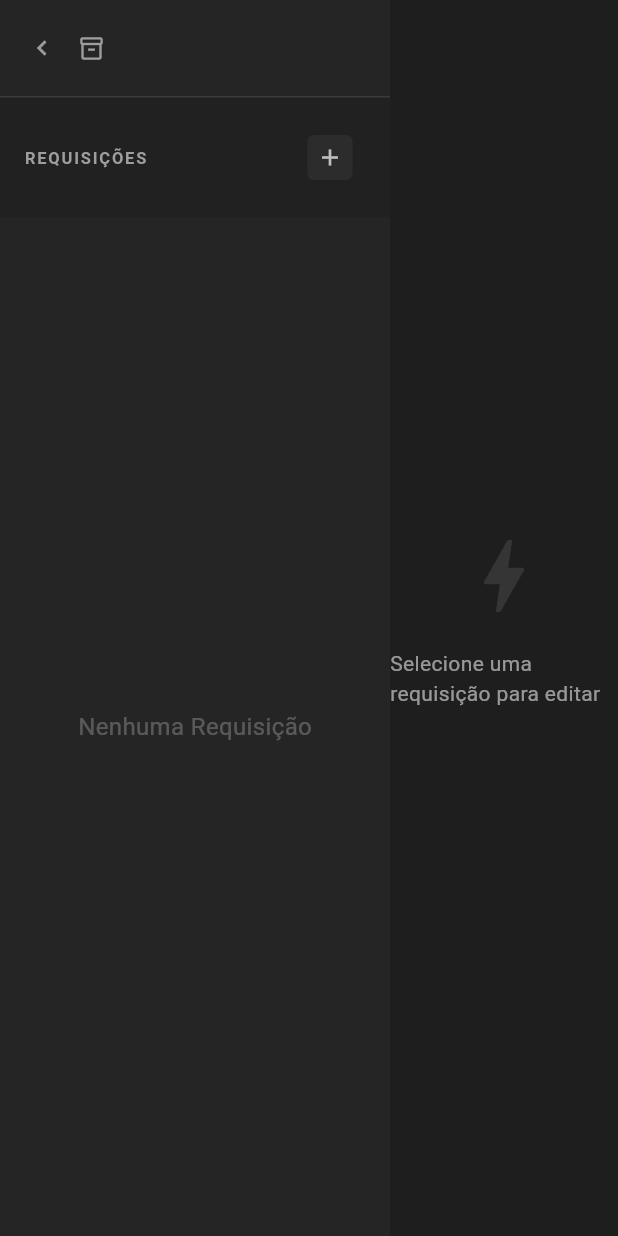
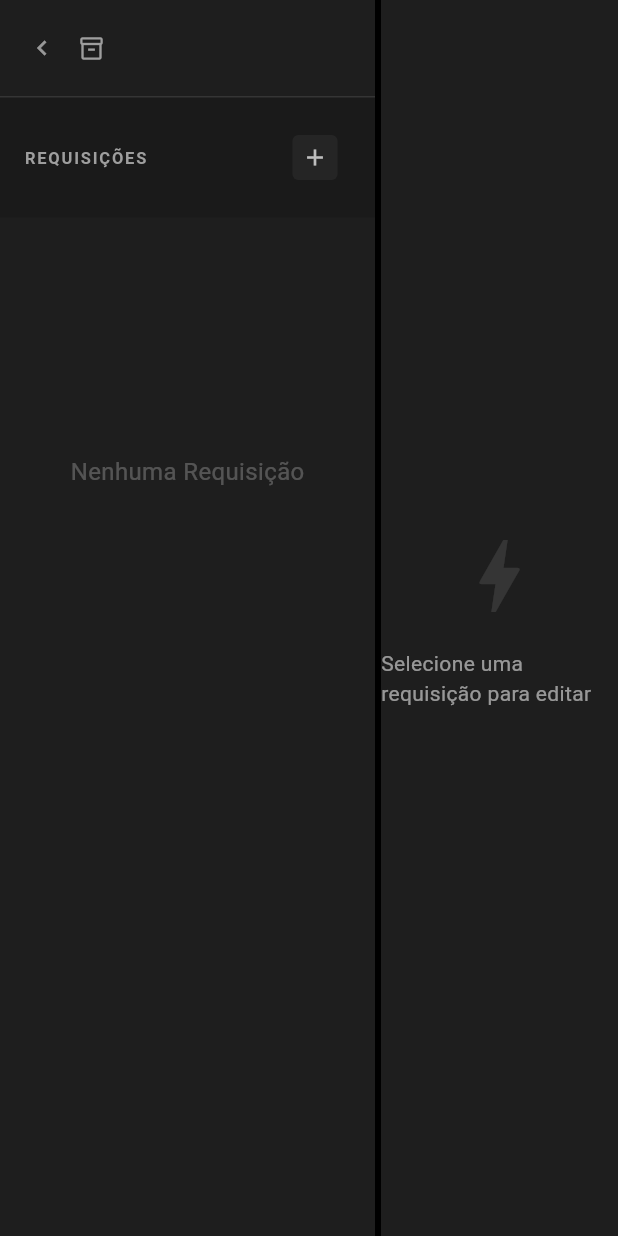
Before and after one commit to GkIgor/gk_http_client, a Flutter app: the WorkspaceScreen screen opened directly, on a phone screen of 412 x 824 dp. Run offline on Flutter 3.47's test engine with Material 3 defaults, Android fonts, the light colour scheme and no system bars.

Commit message:
feat: workspaces sidebar

```diff
--- a/lib/models/workspace_models.dart
+++ b/lib/models/workspace_models.dart
@@ -1,3 +1,5 @@
+enum WorkspaceItemType { folder, request }
+
 class WorkspaceModel {
   final String id;
   String name;
@@ -52,3 +54,21 @@
 
   Map<String, dynamic> toMap() => {'value': value, 'isSecret': isSecret};
 }
+
+class WorkspaceItem {
+  final String id;
+  String name;
+  final WorkspaceItemType type;
+  final List<WorkspaceItem> children;
+
+  WorkspaceItem({
+    required this.id,
+    required this.name,
+    required this.type,
+    this.children = const [],
+  });
+
+  //TO-DO WorkspaceItem.fromMap
+
+  //TO-DO toMap
+}
--- a/lib/views/sidebar_view.dart
+++ b/lib/views/sidebar_view.dart
@@ -1,16 +1,35 @@
 import 'package:flutter/material.dart';
+import 'package:gk_http_client/models/workspace_models.dart';
 import 'package:gk_http_client/services/navigation_service.dart';
+import 'package:gk_http_client/widgets/tree_item.dart';
 
-class SidebarView extends StatelessWidget {
+class SidebarView extends StatefulWidget {
   const SidebarView({super.key, required this.name});
 
   final String name;
 
   @override
+  State<SidebarView> createState() => _SidebarViewState();
+}
+
+class _SidebarViewState extends State<SidebarView> {
+  final double _minWidth = 150;
+  final double _maxWidth = 500.0;
+  final Set<String> _expandedFolderIds = {};
+  double _width = 250.0;
+  bool _isOpen = true;
+
+  @override
   Widget build(BuildContext context) {
-    return Container(
-      width: 260,
-      color: const Color(0xFF252526),
+    if (!_isOpen) {
+      return Container(width: 40, color: Colors.grey[900]);
+    }
+
+    return Row(
+      children: [
+        Container(
+          width: _width,
+          color: Color(0XFF1E1E1E),
           child: Column(
             children: [
               Padding(
@@ -34,7 +53,7 @@
                     const SizedBox(width: 8),
                     Expanded(
                       child: Text(
-                    name,
+                        widget.name,
                         style: const TextStyle(
                           color: Colors.white,
                           fontWeight: FontWeight.w600,
@@ -74,7 +93,11 @@
                           borderRadius: BorderRadius.circular(4),
                         ),
                       ),
-                  icon: const Icon(Icons.add, size: 18, color: Colors.white70),
+                      icon: const Icon(
+                        Icons.add,
+                        size: 18,
+                        color: Colors.white70,
+                      ),
                       constraints: const BoxConstraints(
                         minWidth: 30,
                         minHeight: 30,
@@ -93,8 +116,68 @@
                   ),
                 ),
               ),
+              Expanded(child: _buildTreeView()),
+              // _buildFooter(),
             ],
           ),
+        ),
+        GestureDetector(
+          onHorizontalDragUpdate: (details) {
+            setState(() {
+              _width += details.delta.dx;
+              if (_width < _minWidth) _width = _minWidth;
+              if (_width > _maxWidth) _width = _maxWidth;
+            });
+          },
+          child: MouseRegion(
+            cursor: SystemMouseCursors.resizeLeftRight,
+            child: Container(width: 4, color: Colors.black),
+          ),
+        ),
+      ],
     );
   }
+
+  Widget _buildTreeView() {
+    List<WorkspaceItem> items = [];
+
+    return ListView(children: _buildTreeItems(items, 0));
   }
+
+  List<Widget> _buildTreeItems(List<WorkspaceItem> items, int level) {
+    List<Widget> widgets = [];
+
+    for (var item in items) {
+      widgets.add(
+        TreeItemWidget(
+          label: item.name,
+          level: level,
+          isFolder: item.type == WorkspaceItemType.folder,
+          isExpanded: _expandedFolderIds.contains(item.id),
+          onTap: () {
+            if (item.type == WorkspaceItemType.folder) {
+              _toggleFolder(item.id);
+            } else {
+              // TODO - Open Request
+            }
+          },
+        ),
+      );
+
+      if (item.type == .folder && _expandedFolderIds.contains(item.id)) {
+        widgets.addAll(_buildTreeItems(item.children, level + 1));
+      }
+    }
+    return widgets;
+  }
+
+  void _toggleFolder(String id) {
+    setState(() {
+      if (_expandedFolderIds.contains(id)) {
+        _expandedFolderIds.remove(id);
+      } else {
+        _expandedFolderIds.add(id);
+      }
+    });
+  }
+}
```
Also changed, not shown: lib/widgets/tree_item.dart (added, +37 -0 lines). Lines whose indentation alone changed are shown as unchanged.
